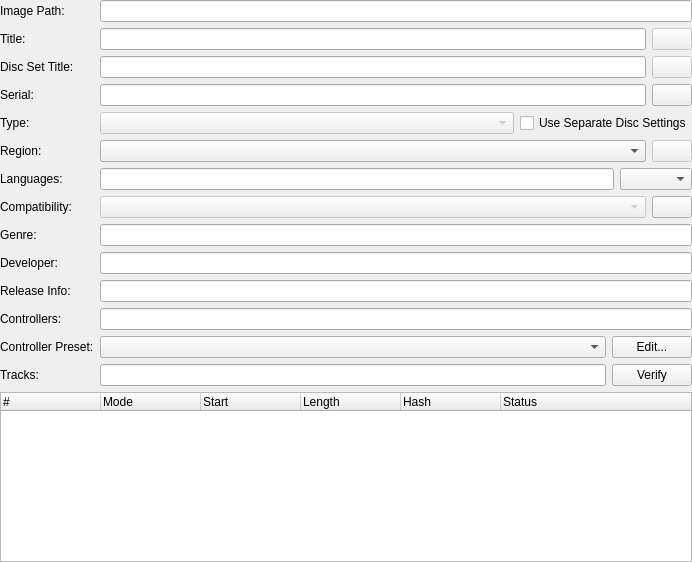
First picture: the form in src/duckstation-qt/gamesummarywidget.ui, repository stenzek/duckstation, before the edit.
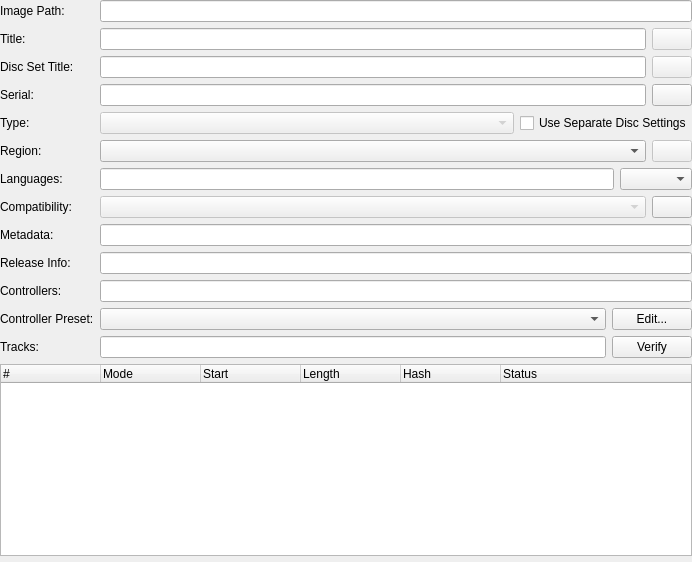
Second picture: the form after the edit. Icons and pictures are not drawn.

The edit to the form file:
```diff
--- a/src/duckstation-qt/gamesummarywidget.ui
+++ b/src/duckstation-qt/gamesummarywidget.ui
@@ -210,7 +210,7 @@
    <item row="8" column="0">
     <widget class="QLabel" name="label_11">
      <property name="text">
-      <string>Genre:</string>
+      <string>Metadata:</string>
      </property>
     </widget>
    </item>
@@ -222,55 +222,41 @@
     </widget>
    </item>
    <item row="9" column="0">
-    <widget class="QLabel" name="label_12">
-     <property name="text">
-      <string>Developer:</string>
-     </property>
-    </widget>
-   </item>
-   <item row="9" column="1" colspan="2">
-    <widget class="QLineEdit" name="developer">
-     <property name="readOnly">
-      <bool>true</bool>
-     </property>
-    </widget>
-   </item>
-   <item row="10" column="0">
     <widget class="QLabel" name="label_14">
      <property name="text">
       <string>Release Info:</string>
      </property>
     </widget>
    </item>
-   <item row="10" column="1" colspan="2">
+   <item row="9" column="1" colspan="2">
     <widget class="QLineEdit" name="releaseInfo">
      <property name="readOnly">
       <bool>true</bool>
      </property>
     </widget>
    </item>
-   <item row="11" column="0">
+   <item row="10" column="0">
     <widget class="QLabel" name="label_15">
      <property name="text">
       <string>Controllers:</string>
      </property>
     </widget>
    </item>
-   <item row="11" column="1" colspan="2">
+   <item row="10" column="1" colspan="2">
     <widget class="QLineEdit" name="controllers">
      <property name="readOnly">
       <bool>true</bool>
      </property>
     </widget>
    </item>
-   <item row="12" column="0">
+   <item row="11" column="0">
     <widget class="QLabel" name="label_9">
      <property name="text">
       <string>Controller Preset:</string>
      </property>
     </widget>
    </item>
-   <item row="12" column="1" colspan="2">
+   <item row="11" column="1" colspan="2">
     <layout class="QHBoxLayout" name="horizontalLayout_2" stretch="1,0">
      <item>
       <widget class="QComboBox" name="inputProfile"/>
@@ -284,14 +270,14 @@
      </item>
     </layout>
    </item>
-   <item row="13" column="0">
+   <item row="12" column="0">
     <widget class="QLabel" name="label_8">
      <property name="text">
       <string>Tracks:</string>
      </property>
     </widget>
    </item>
-   <item row="13" column="1" colspan="2">
+   <item row="12" column="1" colspan="2">
     <layout class="QHBoxLayout" name="verifyLayout" stretch="1,0">
      <item>
       <widget class="QLineEdit" name="revision">
@@ -315,7 +301,7 @@
      </item>
     </layout>
    </item>
-   <item row="14" column="0" colspan="3">
+   <item row="13" column="0" colspan="3">
     <widget class="QTreeWidget" name="tracks">
      <property name="editTriggers">
       <set>QAbstractItemView::EditTrigger::NoEditTriggers</set>
@@ -361,7 +347,7 @@
      </column>
     </widget>
    </item>
-   <item row="15" column="0" colspan="3">
+   <item row="14" column="0" colspan="3">
     <spacer name="verticalSpacer">
      <property name="orientation">
       <enum>Qt::Orientation::Vertical</enum>
```
Left out of the diff: 2 changed lines with no effect on the pictures.
